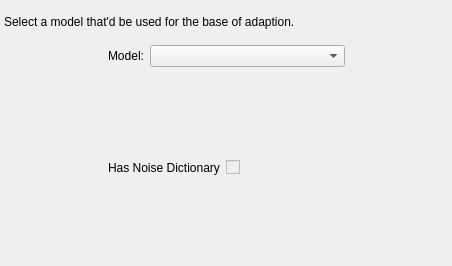
Before: the Qt Designer form res/ui/adaptwizard-modelselection.ui in smartboyhw/speechcontrol, drawn with Qt 5.
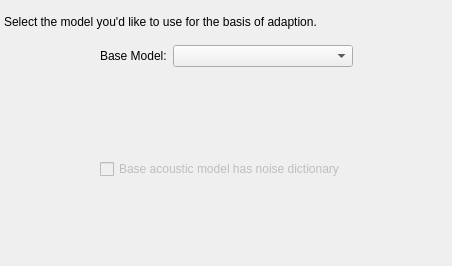
After: the same form once the commit is applied.

Commit message:
Revamped ModelSelection page and its code.
Removed the ability to select resulting models (for now).
Added a classdoc and a brief description of its purpose.

The edit to the form file:
```diff
--- a/res/ui/adaptwizard-modelselection.ui
+++ b/res/ui/adaptwizard-modelselection.ui
@@ -25,10 +25,27 @@
      <x>4</x>
      <y>4</y>
      <width>445</width>
-     <height>257</height>
+     <height>261</height>
     </rect>
    </property>
    <layout class="QGridLayout" name="gridLayout">
+    <item row="2" column="1" rowspan="2" colspan="3">
+     <layout class="QVBoxLayout" name="verticalLayout">
+      <item>
+       <widget class="QCheckBox" name="checkBoxNoiseDictionary">
+        <property name="enabled">
+         <bool>false</bool>
+        </property>
+        <property name="text">
+         <string>Base acoustic model has noise dictionary</string>
+        </property>
+        <property name="checkable">
+         <bool>true</bool>
+        </property>
+       </widget>
+      </item>
+     </layout>
+    </item>
     <item row="0" column="0" colspan="5">
      <widget class="QLabel" name="labelStatus">
       <property name="minimumSize">
@@ -44,14 +61,14 @@
        </size>
       </property>
       <property name="text">
-       <string>Select a model that'd be used for the base of adaption.</string>
+       <string>Select the model you'd like to use for the basis of adaption.</string>
       </property>
       <property name="wordWrap">
        <bool>true</bool>
       </property>
      </widget>
     </item>
-    <item row="1" column="0" rowspan="2">
+    <item row="1" column="0" rowspan="3">
      <spacer name="horizontalSpacer">
       <property name="orientation">
        <enum>Qt::Horizontal</enum>
@@ -67,7 +84,7 @@
       </property>
      </spacer>
     </item>
-    <item row="1" column="4" rowspan="2">
+    <item row="1" column="4" rowspan="3">
      <spacer name="horizontalSpacer_2">
       <property name="orientation">
        <enum>Qt::Horizontal</enum>
@@ -92,34 +109,10 @@
        </sizepolicy>
       </property>
       <property name="text">
-       <string>Model:</string>
+       <string>Base Model:</string>
       </property>
      </widget>
     </item>
-    <item row="2" column="1" colspan="3">
-     <layout class="QFormLayout" name="formLayout">
-      <property name="formAlignment">
-       <set>Qt::AlignCenter</set>
-      </property>
-      <item row="0" column="0">
-       <widget class="QLabel" name="noiseDictionaryLabel">
-        <property name="text">
-         <string>Has Noise Dictionary</string>
-        </property>
-       </widget>
-      </item>
-      <item row="0" column="1">
-       <widget class="QCheckBox" name="checkBoxNoiseDictionary">
-        <property name="enabled">
-         <bool>false</bool>
-        </property>
-        <property name="checkable">
-         <bool>true</bool>
-        </property>
-       </widget>
-      </item>
-     </layout>
-    </item>
     <item row="1" column="2" colspan="2">
      <widget class="QComboBox" name="comboBoxModel">
       <property name="sizePolicy">
```
The commit also changes 2 other files.
